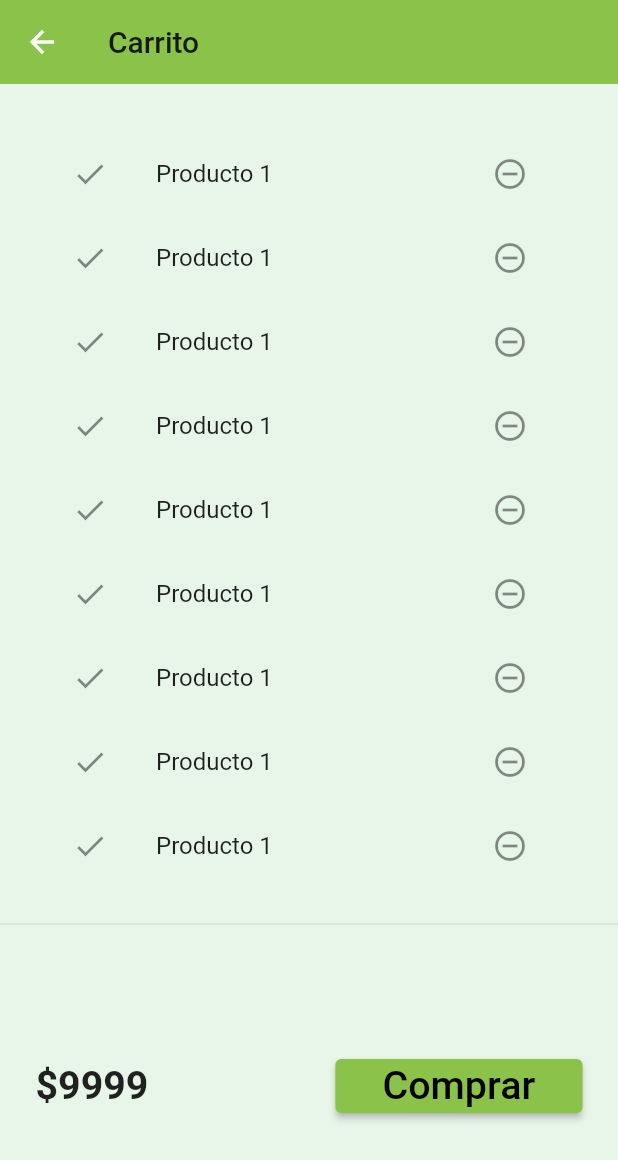
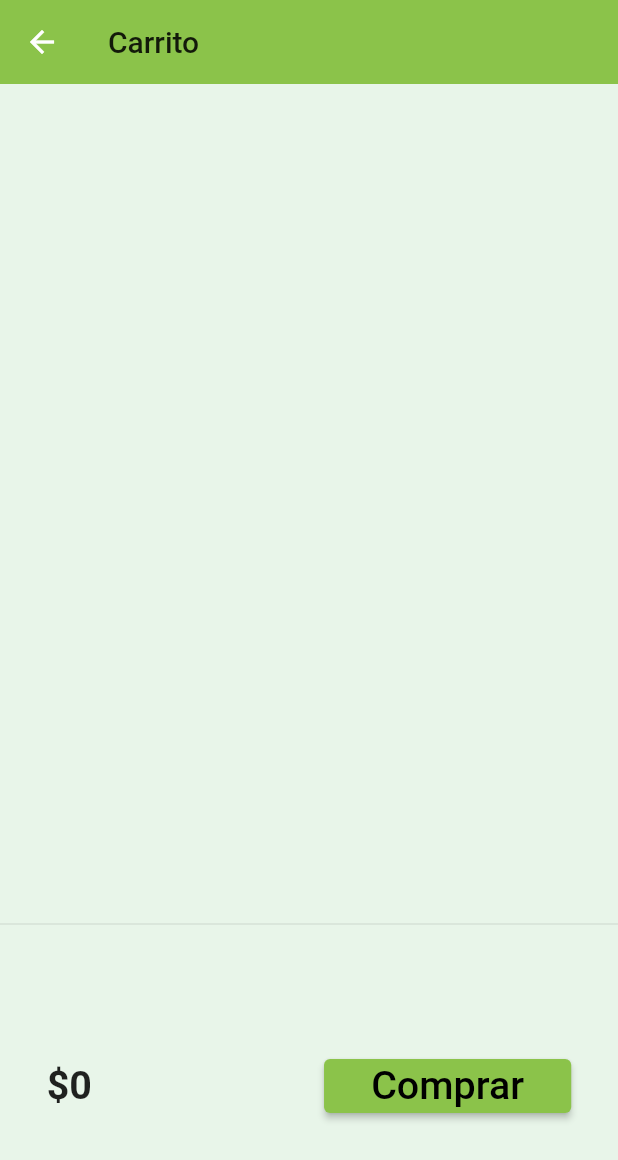
Before and after one commit to lufuz/app_catalogo, a Flutter app: the PaginaCarrito screen opened by its route, on a phone screen of 412 x 824 dp. Shown: the top 1160 px of the screen. Run offline on Flutter 3.47's test engine with Material 2 defaults, Android fonts, the phone set to English and light mode, and no system bars; our stand-ins replace google_fonts, sqflite, velocity_x; accounts and stored records are empty; network calls fail.

Commit message:
los productos ya se agregan al carrito

```diff
--- a/lib/models/carrito.dart
+++ b/lib/models/carrito.dart
@@ -4,7 +4,13 @@ import 'package:app_catalogo/models/catalogo.dart';
   que se seleccionan y se mostrarán en el catálogo */
 
 class CarritoModelo {
+  static final carritoModelo = CarritoModelo._internal();
+
+  CarritoModelo._internal();
+
   late CatalogoModelo _catalogo;
+
+  factory CarritoModelo() => carritoModelo;
 
   //coleccion de id's = tienda.id's de cada producto
   final List<int> _itemIDs = [];
--- a/lib/models/catalogo.dart
+++ b/lib/models/catalogo.dart
@@ -2,6 +2,12 @@
   que estarán disponibles y se mostrarán en el catálogo */
 
 class CatalogoModelo {
+  static final catalogoModelo = CatalogoModelo._internal();
+
+  CatalogoModelo._internal();
+
+  factory CatalogoModelo() => catalogoModelo;
+
   static List<Producto> items = [];
 
   //Get Item by ID
--- a/lib/pages/pagina_carrito.dart
+++ b/lib/pages/pagina_carrito.dart
@@ -1,3 +1,4 @@
+import 'package:app_catalogo/models/carrito.dart';
 import 'package:app_catalogo/widgets/themes.dart';
 import 'package:flutter/cupertino.dart';
 import 'package:flutter/material.dart';
@@ -16,7 +17,7 @@ class PaginaCarrito extends StatelessWidget {
       ),
       body: Column(
         children: [
-          _CartLista().p32().expand(),
+          _CarritoLista().p32().expand(),
           Divider(),
           _CartTotal(),
         ],
@@ -28,12 +29,13 @@ class PaginaCarrito extends StatelessWidget {
 class _CartTotal extends StatelessWidget {
   @override
   Widget build(BuildContext context) {
+    final _carrito = CarritoModelo();
     return SizedBox(
       height: 200,
       child: Row(
         mainAxisAlignment: MainAxisAlignment.spaceAround,
         children: [
-          "\$9999".text.xl3.bold.make(),
+          "\$${_carrito.precioTotal}".text.xl3.bold.make(),
           30.widthBox,
           ElevatedButton(
             onPressed: () {
@@ -49,18 +51,24 @@ class _CartTotal extends StatelessWidget {
   }
 }
 
-class _CartLista extends StatelessWidget {
+class _CarritoLista extends StatefulWidget {
+  @override
+  _CarritoListaState createState() => _CarritoListaState();
+}
+
+class _CarritoListaState extends State<_CarritoLista> {
+  final _carrito = CarritoModelo();
   @override
   Widget build(BuildContext context) {
     return ListView.builder(
-      itemCount: 15,
+      itemCount: _carrito.productos.length,
       itemBuilder: (context, index) => ListTile(
         leading: Icon(Icons.done),
         trailing: IconButton(
           icon: Icon(Icons.remove_circle_outline),
           onPressed: () {},
         ),
-        title: "Producto 1".text.make(),
+        title: _carrito.productos[index].nombre.text.make(),
       ),
     );
   }
```
Also changed, not shown: lib/widgets/home_widgets/catalogo_lista.dart (+35 -7 lines).
